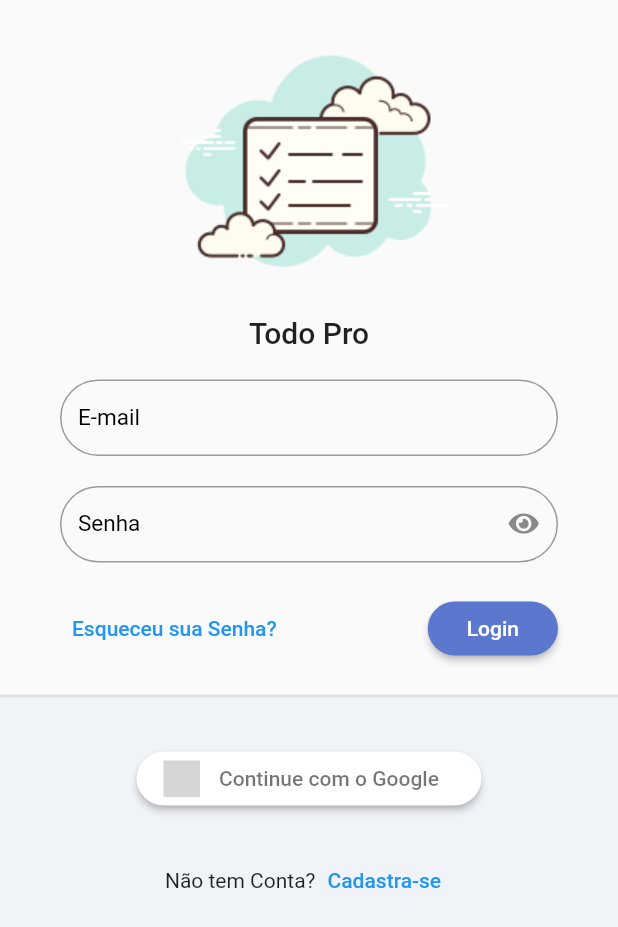
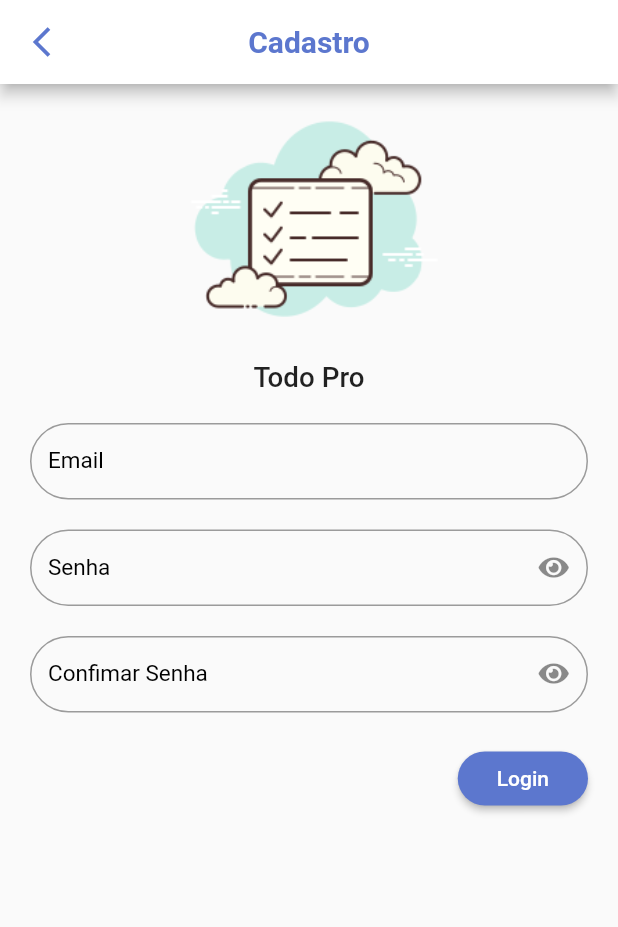
Before and after one commit to Raf-Alcides/todoPro, a Flutter app: the screen it shows after launch, after a tap on "Cadastra-se", on a phone screen of 412 x 824 dp. Shown: the top 927 px of the screen. Run offline on Flutter 3.47's test engine with Material 2 defaults, Android fonts, the phone set to English and light mode, and no system bars; our stand-ins replace flutter_signin_button, google_fonts, nested, sqflite, synchronized; accounts and stored records are empty; Roboto replaces fonts that are missing (Mandali); grey boxes are pictures that could not be loaded.

Commit message:
Contruindo layout de tela de cadastro

```diff
--- a/lib/app/modules/auth/auth_module.dart
+++ b/lib/app/modules/auth/auth_module.dart
@@ -2,14 +2,19 @@ import 'package:provider/provider.dart';
 import 'package:todopro/app/core/modules/todo_module.dart';
 import 'package:todopro/app/modules/auth/login/login_controller.dart';
 import 'package:todopro/app/modules/auth/login/login_page.dart';
+import 'package:todopro/app/modules/auth/register/register_page.dart';
+
+import 'register/register_controller.dart';
 
 class AuthModule extends TodoModule{
   AuthModule() : super(
     routers: {
-      '/login': (context) => const LoginPage()
+      '/login': (context) => const LoginPage(),
+      '/register': (context) => const RegisterPage(),
     },
     bindings: [
-      ChangeNotifierProvider(create: (_) => LoginController())
+      ChangeNotifierProvider(create: (_) => LoginController()),
+      ChangeNotifierProvider(create: (_) => RegisterController()),
     ]
   );
 
--- a/lib/app/modules/auth/login/login_page.dart
+++ b/lib/app/modules/auth/login/login_page.dart
@@ -87,7 +87,9 @@ class LoginPage extends StatelessWidget {
                             children: [
                               const Text('Não tem Conta?'),
                               TextButton(
-                                  onPressed: () {},
+                                  onPressed: () {
+                                    Navigator.of(context).pushNamed('/register');
+                                  },
                                   child: const Text('Cadastra-se'))
                             ],
                           )
--- /dev/null
+++ b/lib/app/modules/auth/register/register_controller.dart
@@ -0,0 +1,5 @@
+import 'package:flutter/material.dart';
+
+class RegisterController extends ChangeNotifier {
+
+}
--- /dev/null
+++ b/lib/app/modules/auth/register/register_page.dart
@@ -0,0 +1,72 @@
+import 'package:flutter/material.dart';
+import 'package:todopro/app/core/ui/theme_extension.dart';
+import 'package:todopro/app/core/widget/todo_field.dart';
+import 'package:todopro/app/core/widget/todo_logo.dart';
+
+class RegisterPage extends StatelessWidget {
+  const RegisterPage({Key? key}) : super(key: key);
+
+  @override
+  Widget build(BuildContext context) {
+    return Scaffold(
+      appBar: AppBar(
+        automaticallyImplyLeading: false,
+        leading: IconButton(
+          icon:
+              Icon(Icons.arrow_back_ios_outlined, color: context.primaryColor),
+          onPressed: () {
+            Navigator.of(context).pop();
+          },
+        ),
+        backgroundColor: Colors.white,
+        title: Text(
+          'Cadastro',
+          style: TextStyle(
+              fontSize: 20,
+              color: context.primaryColor,
+              fontWeight: FontWeight.bold),
+        ),
+        centerTitle: true,
+      ),
+      body: ListView(
+        children: [
+          SizedBox(
+            height: MediaQuery.of(context).size.width * .5,
+            child: const FittedBox(
+              fit: BoxFit.fitHeight,
+              child: TodoLogo(),
+            ),
+          ),
+          Padding(
+            padding: const EdgeInsets.all(20),
+            child: Form(
+              child: Column(
+                children: [
+                  TodoField(label: 'Email'),
+                  const SizedBox(height: 20),
+                  TodoField(label: 'Senha', obscureText: true),
+                  const SizedBox(height: 20),
+                  TodoField(label: 'Confimar Senha', obscureText: true),
+                  const SizedBox(height: 20),
+                  Align(
+                    alignment: Alignment.bottomRight,
+                    child: ElevatedButton(
+                      onPressed: () {},
+                      style: ElevatedButton.styleFrom(
+                          shape: RoundedRectangleBorder(
+                              borderRadius: BorderRadius.circular(20))),
+                      child: const Padding(
+                        padding: EdgeInsets.all(10.0),
+                        child: Text('Login'),
+                      ),
+                    ),
+                  )
+                ],
+              ),
+            ),
+          ),
+        ],
+      ),
+    );
+  }
+}
```
